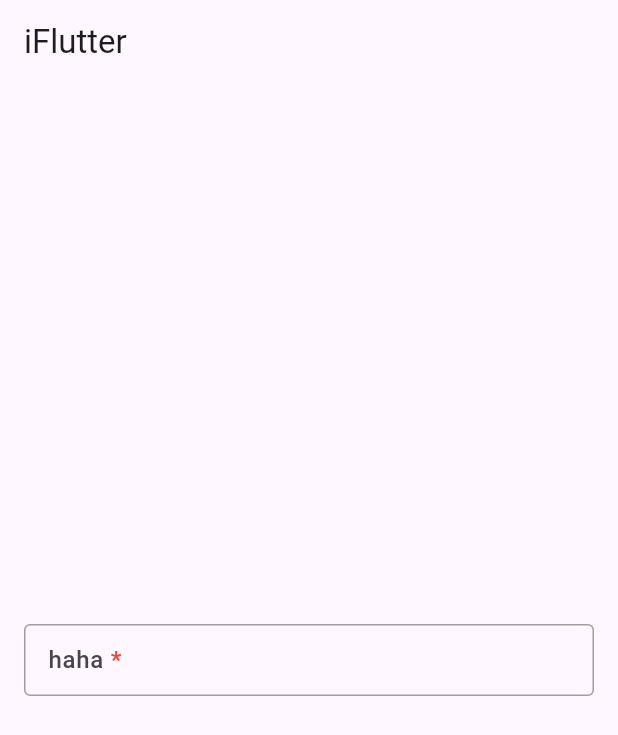
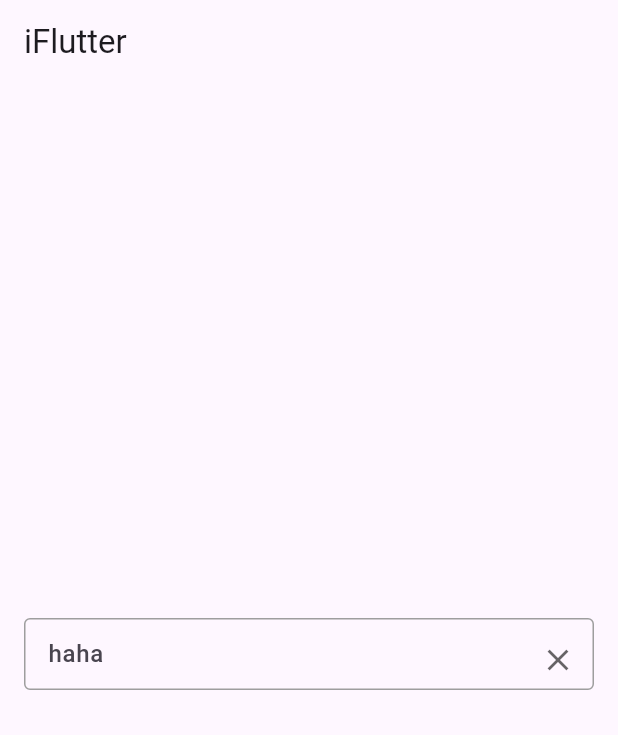
Before and after one commit to DuongQuocNghi/iFlutter, a Flutter app: the screen it shows after launch, on a phone screen of 412 x 824 dp. Shown: the top 735 px of the screen. Run offline on Flutter 3.47's test engine with Material 3 defaults, Android fonts, the phone set to English and light mode, and no system bars.

Commit message:
update code

```diff
--- a/lib/controls/text_field/iTextField.dart
+++ b/lib/controls/text_field/iTextField.dart
@@ -1,11 +1,26 @@
-import 'dart:ffi';
 
 import 'package:flutter/material.dart';
 import 'package:i_flutter/controls/text_field/supports/iKeyboardType.dart';
 import 'package:i_flutter/themes/iColors.dart';
 
+enum IconAlignment{
+  top, center, bottom;
+
+  Alignment getAlignment(){
+    switch(this){
+      case IconAlignment.top:
+        return Alignment.topRight;
+      case IconAlignment.center:
+        return Alignment.centerRight;
+      case IconAlignment.bottom:
+        return Alignment.bottomRight;
+    }
+  }
+}
+
 class ITextField extends StatefulWidget {
   ITextField({Key? key,
+    this.controller,
     this.autofocus = false,
     this.textStyle,
     this.maxLength,
@@ -23,37 +38,83 @@ class ITextField extends StatefulWidget {
     ),
     this.borderRadius = 4,
     this.contentPadding,
-    this.opacityEnabled = 0.7
+    this.opacityEnabled = 0.7,
+    this.iconAlignment = IconAlignment.top,
+    this.prefixIcon,
+    this.suffixIcon,
   }) : super(key: key){
+    controller ??= TextEditingController();
     textStyle ??= TextStyle(
         color: IColors.colorTextField
     );
   }
 
+  /// tự động mở bàn phím khi khởi tạo
   bool autofocus;
+
+  /// style text field
   TextStyle? textStyle;
+
+  /// giới hạn ký tự
   int? maxLength;
+
+  /// cho phép tương tác với text field
   bool? enabled;
+
+  /// độ mờ thi text field disable
   double opacityEnabled;
+
+  /// loại bàn phím
   IKeyboardType keyboardType;
+
+  /// chiều cao tối đa khi text field multiline co dãng
   double? maxHeight;
+
+  /// màu backround text field
   Color? backroundColor;
+
+  /// text thông báo lỗi
   String? errorText;
-  bool alwaysShowErrorText;  // để duy trì chiều cao cố định khi có error hay ko
+
+  /// để duy trì chiều cao cố định khi có error hay không
+  bool alwaysShowErrorText;
+
+  /// hiện text đếm số lượng ký tự
   bool showCounterText;
+
+  /// title text field
   String? title;
+
+  /// nội dung gợi ý text nhập
   String? hintText;
+
+  /// hiện *
   bool? required;
+
+  /// style title text field
   TextStyle titleStyle;
+
+  /// độ cong của border text field
   double borderRadius;
+
+  /// padding nội dung
   EdgeInsets? contentPadding;
 
+  /// vị trí icon
+  IconAlignment iconAlignment;
+
+  /// icon bên trái
+  Widget? prefixIcon;
+
+  /// icon bên phải
+  Widget? suffixIcon;
+
+  TextEditingController? controller;
   @override
   State<ITextField> createState() => _ITextField();
 }
 
 class _ITextField extends State<ITextField> {
-
   Widget titleView(){
     return Row(
       mainAxisSize: MainAxisSize.min,
@@ -77,11 +138,29 @@ class _ITextField extends State<ITextField> {
 
   @override
   Widget build(BuildContext context) {
+    var icon = Row(
+      mainAxisSize: MainAxisSize.min,
+      children: <Widget>[
+        IconButton(
+          constraints: const BoxConstraints(),
+          icon: Icon(Icons.close, color: IColors.colorTextField.withOpacity(0.6)),
+          onPressed: () {
+            widget.controller?.clear();
+          },
+        ),
+        if(widget.suffixIcon != null)
+          widget.suffixIcon ?? const SizedBox(),
+      ],
+    );
     return Opacity(
       opacity: widget.enabled == false ? widget.opacityEnabled : 1,
       child: Container(
         constraints: widget.maxHeight == null ? null : BoxConstraints(maxHeight: widget.maxHeight!),
-        child: TextFormField(
+        child: Stack(
+          alignment: widget.iconAlignment.getAlignment(),
+          children: [
+            TextFormField(
+              controller: widget.controller,
               autofocus: widget.autofocus,
               style: widget.textStyle,
               maxLength: widget.maxLength,
@@ -122,10 +201,18 @@ class _ITextField extends State<ITextField> {
                   borderSide: BorderSide(color: IColors.colorUnfocusTextField),
                   borderRadius: BorderRadius.circular(widget.borderRadius),
                 ),
-            contentPadding: const EdgeInsets.only( left: 12, top: 12, bottom: 12,
-              right: 12,
+                contentPadding: const EdgeInsets.symmetric(vertical: 8),
+                prefixIconConstraints: const BoxConstraints(minWidth: 12),
+                suffixIconConstraints: const BoxConstraints(minWidth: 12,),
+                prefixIcon: widget.prefixIcon ?? const SizedBox(),
+                suffixIcon: Opacity(opacity: 0, child: IgnorePointer(child: icon)),
               ),
             ),
+            Padding(
+              padding: const EdgeInsets.symmetric(vertical: 4.0),
+              child: icon,
+            )
+          ],
         ),
       ),
     );
--- a/lib/main.dart
+++ b/lib/main.dart
@@ -1,5 +1,6 @@
 import 'package:flutter/material.dart';
 import 'package:i_flutter/controls/text_field/iTextField.dart';
+import 'package:i_flutter/controls/text_field/supports/iKeyboardType.dart';
 import 'package:i_flutter/themes/iColors.dart';
 
 void main() {
@@ -29,6 +30,7 @@ class MyHomePage extends StatefulWidget {
 }
 
 class _MyHomePageState extends State<MyHomePage> {
+  TextEditingController controller = TextEditingController();
 
   @override
   Widget build(BuildContext context) {
@@ -44,7 +46,7 @@ class _MyHomePageState extends State<MyHomePage> {
           child: Column(
             mainAxisAlignment: MainAxisAlignment.center,
             children: [
-              ITextField(title: 'haha', required: true,)
+              ITextField(controller: controller, title: 'haha', keyboardType: IKeyboardType.multiline),
             ],
           ),
         ),
```
Lines whose indentation alone changed are shown as unchanged.
